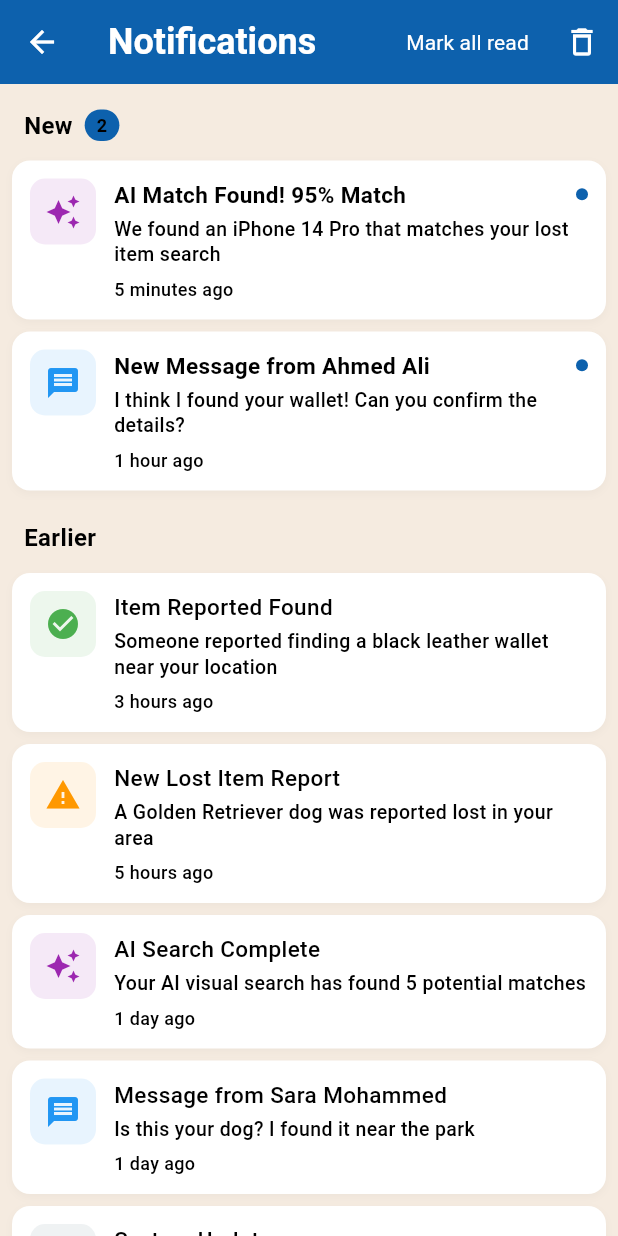
After one commit to Abdullah-Balasmeh/thameen_new, a Flutter app: the NotificationsView screen opened directly, on a phone screen of 412 x 824 dp. The commit adds this screen. Run offline on Flutter 3.47's test engine with Material 3 defaults, Android fonts, the phone set to English and light mode, and no system bars; our stand-ins replace animated_splash_screen, cloud_firestore, dartz, dio, expandable_page_view, firebase_auth and 12 more; missing offline and left inert: encrypt; accounts and stored records are empty; Roboto replaces fonts that are missing (Poppins); project files that could hold a hidden picture were left out.

Commit message:
app done

```diff
--- a/lib/core/routes/on_generate_route.dart
+++ b/lib/core/routes/on_generate_route.dart
@@ -14,7 +14,7 @@ import 'package:thameen/features/base/presentation/views/base_view.dart';
 import 'package:thameen/features/chat/presentation/views/chat_detail_view.dart';
 import 'package:thameen/features/home/presentation/views/home_view.dart';
 import 'package:thameen/features/home/presentation/views/post_detail_view.dart';
-import 'package:thameen/features/notification/domain/repositories/views/notification_view.dart';
+import 'package:thameen/features/notification/presentation/views/notification_view.dart';
 import 'package:thameen/features/onBoarding/presentation/views/on_boarding_view.dart';
 import 'package:thameen/features/profile/presentation/views/about_view.dart';
 import 'package:thameen/features/profile/presentation/views/change_password_view.dart';
--- a/lib/features/home/presentation/widgets/home_categories.dart
+++ b/lib/features/home/presentation/widgets/home_categories.dart
@@ -18,7 +18,7 @@ class HomeCategories extends StatefulWidget {
 class _HomeCategoriesState extends State<HomeCategories> {
   final List<Category> categories = [
     Category(
-      name: S.current.categories,
+      name: S.current.allItems,
       icons: Icons.menu_rounded,
       color: Colors.orange,
     ),
--- a/lib/features/notification/domain/repositories/views/notification_view.dart
+++ /dev/null
@@ -1,24 +0,0 @@
-import 'package:flutter/material.dart';
-import 'package:thameen/shared/widgets/app_bar.dart';
-
-class NotificationView extends StatelessWidget {
-  const NotificationView({super.key});
-  static const String routeName = 'notification_view';
-  @override
-  Widget build(BuildContext context) {
-    return Scaffold(
-      appBar: buildAppBar(
-        context,
-        showButtonBack: true,
-        showButtonActions: false,
-        title: 'Notifications',
-        onPressed: () {
-          Navigator.pop(context);
-        },
-      ),
-      body: const Center(
-        child: Text('Notifications'),
-      ),
-    );
-  }
-}
--- /dev/null
+++ b/lib/features/notifications/data/models/notification_model.dart
@@ -0,0 +1,100 @@
+import 'package:flutter/material.dart';
+
+enum NotificationType {
+  message,
+  match,
+  itemFound,
+  itemLost,
+  system,
+}
+
+class NotificationModel {
+  final String id;
+  final String title;
+  final String body;
+  final NotificationType type;
+  final DateTime timestamp;
+  final bool isRead;
+  final String? imageUrl;
+  final Map<String, dynamic>? data;
+
+  NotificationModel({
+    required this.id,
+    required this.title,
+    required this.body,
+    required this.type,
+    required this.timestamp,
+    this.isRead = false,
+    this.imageUrl,
+    this.data,
+  });
+
+  NotificationModel copyWith({
+    String? id,
+    String? title,
+    String? body,
+    NotificationType? type,
+    DateTime? timestamp,
+    bool? isRead,
+    String? imageUrl,
+    Map<String, dynamic>? data,
+  }) {
+    return NotificationModel(
+      id: id ?? this.id,
+      title: title ?? this.title,
+      body: body ?? this.body,
+      type: type ?? this.type,
+      timestamp: timestamp ?? this.timestamp,
+      isRead: isRead ?? this.isRead,
+      imageUrl: imageUrl ?? this.imageUrl,
+      data: data ?? this.data,
+    );
+  }
+
+  String get timeAgo {
+    final difference = DateTime.now().difference(timestamp);
+
+    if (difference.inDays > 7) {
+      final weeks = (difference.inDays / 7).floor();
+      return '$weeks ${weeks == 1 ? 'week' : 'weeks'} ago';
+    } else if (difference.inDays > 0) {
+      return '${difference.inDays} ${difference.inDays == 1 ? 'day' : 'days'} ago';
+    } else if (difference.inHours > 0) {
+      return '${difference.inHours} ${difference.inHours == 1 ? 'hour' : 'hours'} ago';
+    } else if (difference.inMinutes > 0) {
+      return '${difference.inMinutes} ${difference.inMinutes == 1 ? 'minute' : 'minutes'} ago';
+    } else {
+      return 'Just now';
+    }
+  }
+
+  IconData get icon {
+    switch (type) {
+      case NotificationType.message:
+        return Icons.message;
+      case NotificationType.match:
+        return Icons.auto_awesome;
+      case NotificationType.itemFound:
+        return Icons.check_circle;
+      case NotificationType.itemLost:
+        return Icons.warning;
+      case NotificationType.system:
+        return Icons.info;
+    }
+  }
+
+  Color get iconColor {
+    switch (type) {
+      case NotificationType.message:
+        return const Color(0xFF2196F3);
+      case NotificationType.match:
+        return const Color(0xFF9C27B0);
+      case NotificationType.itemFound:
+        return const Color(0xFF4CAF50);
+      case NotificationType.itemLost:
+        return const Color(0xFFFF9800);
+      case NotificationType.system:
+        return const Color(0xFF607D8B);
+    }
+  }
+}
--- /dev/null
+++ b/lib/features/notifications/presentation/views/notifications_view.dart
@@ -0,0 +1,72 @@
+import 'package:flutter/material.dart';
+import 'package:thameen/core/theme/app_colors.dart';
+import 'package:thameen/features/notifications/widgets/notifications_view_body.dart';
+
+class NotificationsView extends StatelessWidget {
+  const NotificationsView({super.key});
+  static const String routeName = 'notifications_view';
+  @override
+  Widget build(BuildContext context) {
+    return Scaffold(
+      appBar: AppBar(
+        title: const Text('Notifications'),
+        backgroundColor: AppColors.primary,
+        foregroundColor: Colors.white,
+        elevation: 0,
+        actions: [
+          // Mark all as read
+          TextButton(
+            onPressed: () {
+              // TODO: Mark all as read
+            },
+            child: const Text(
+              'Mark all read',
+              style: TextStyle(
+                color: Colors.white,
+                fontSize: 14,
+              ),
+            ),
+          ),
+          // Clear all
+          IconButton(
+            icon: const Icon(Icons.delete_outline),
+            onPressed: () {
+              // TODO: Clear all notifications
+              _showClearAllDialog(context);
+            },
+          ),
+        ],
+      ),
+
+      body: const NotificationsViewBody(),
+    );
+  }
+
+  void _showClearAllDialog(BuildContext context) {
+    showDialog(
+      context: context,
+      builder: (context) => AlertDialog(
+        title: const Text('Clear All Notifications'),
+        content: const Text(
+          'Are you sure you want to clear all notifications? This action cannot be undone.',
+        ),
+        actions: [
+          TextButton(
+            onPressed: () => Navigator.pop(context),
+            child: const Text('Cancel'),
+          ),
+          ElevatedButton(
+            onPressed: () {
+              // TODO: Clear all
+              Navigator.pop(context);
+            },
+            style: ElevatedButton.styleFrom(
+              backgroundColor: Colors.red,
+            ),
+            child: const Text('Clear All'),
+          ),
+        ],
+      ),
+    );
+  }
+}
--- /dev/null
+++ b/lib/features/notifications/widgets/notification_badge.dart
@@ -0,0 +1,48 @@
+import 'package:flutter/material.dart';
+import 'package:thameen/core/theme/app_colors.dart';
+
+class NotificationBadge extends StatelessWidget {
+  final int count;
+  final Widget child;
+
+  const NotificationBadge({
+    Key? key,
+    required this.count,
+    required this.child,
+  }) : super(key: key);
+
+  @override
+  Widget build(BuildContext context) {
+    return Stack(
+      clipBehavior: Clip.none,
+      children: [
+        child,
+        if (count > 0)
+          Positioned(
+            right: -2,
+            top: -2,
+            child: Container(
+              padding: const EdgeInsets.all(4),
+              decoration: const BoxDecoration(
+                color: AppColors.error,
+                shape: BoxShape.circle,
+              ),
+              constraints: const BoxConstraints(
+                minWidth: 18,
+                minHeight: 18,
+              ),
+              child: Text(
+                count > 99 ? '99+' : count.toString(),
+                style: const TextStyle(
+                  color: Colors.white,
+                  fontSize: 10,
+                  fontWeight: FontWeight.bold,
+                ),
+                textAlign: TextAlign.center,
+              ),
+            ),
+          ),
+      ],
+    );
+  }
+}
--- /dev/null
+++ b/lib/features/notifications/widgets/notification_empty_state.dart
@@ -0,0 +1,40 @@
+import 'package:flutter/material.dart';
+import 'package:thameen/core/theme/app_colors.dart';
+import 'package:thameen/core/theme/app_text_style.dart';
+
+class NotificationEmptyState extends StatelessWidget {
+  const NotificationEmptyState({Key? key}) : super(key: key);
+
+  @override
+  Widget build(BuildContext context) {
+    return Center(
+      child: Column(
+        mainAxisAlignment: MainAxisAlignment.center,
+        children: [
+          Icon(
+            Icons.notifications_off_outlined,
+            size: 100,
+            color: AppColors.primary,
+          ),
+          const SizedBox(height: 16),
+          Text(
+            'No Notifications',
+            style: TextStyle(
+              fontSize: 20,
+              fontWeight: FontWeight.bold,
+              color: AppTextStyle.medium14.color,
+            ),
+          ),
+          const SizedBox(height: 8),
+          Text(
+            'You\'re all caught up!',
+            style: TextStyle(
+              fontSize: 14,
+              color:AppTextStyle.medium14.color,
+            ),
+          ),
+        ],
+      ),
+    );
+  }
+}
--- /dev/null
+++ b/lib/features/notifications/widgets/notification_item.dart
@@ -0,0 +1,125 @@
+import 'package:flutter/material.dart';
+import 'package:thameen/core/theme/app_colors.dart';
+import 'package:thameen/core/theme/app_text_style.dart';
+import 'package:thameen/features/notifications/data/models/notification_model.dart';
+
+class NotificationItem extends StatelessWidget {
+  final NotificationModel notification;
+  final VoidCallback onTap;
+  final VoidCallback onDismiss;
+
+  const NotificationItem({
+    Key? key,
+    required this.notification,
+    required this.onTap,
+    required this.onDismiss,
+  }) : super(key: key);
+
+  @override
+  Widget build(BuildContext context) {
+    return Dismissible(
+      key: Key(notification.id),
+      direction: DismissDirection.endToStart,
+      background: Container(
+        alignment: Alignment.centerRight,
+        padding: const EdgeInsets.only(right: 20),
+        color:AppColors.error,
+        child: const Icon(
+          Icons.delete,
+          color: Colors.white,
+          size: 28,
+        ),
+      ),
+      onDismissed: (_) => onDismiss(),
+      child: InkWell(
+        onTap: onTap,
+        child: Container(
+          margin: const EdgeInsets.symmetric(horizontal: 8, vertical: 4),
+          padding: const EdgeInsets.all(12),
+          decoration: BoxDecoration(
+            color: notification.isRead ? Theme.of(context).canvasColor : Theme.of(context).canvasColor,
+            borderRadius: BorderRadius.circular(12),
+            boxShadow: [
+              BoxShadow(
+                color: Colors.black.withOpacity(0.03),
+                blurRadius: 4,
+                offset: const Offset(0, 2),
+              ),
+            ],
+          ),
+          child: Row(
+            crossAxisAlignment: CrossAxisAlignment.start,
+            children: [
+              // Icon
+              Container(
+                padding: const EdgeInsets.all(10),
+                decoration: BoxDecoration(
+                  color: notification.iconColor.withOpacity(0.1),
+                  borderRadius: BorderRadius.circular(10),
+                ),
+                child: Icon(
+                  notification.icon,
+                  color: notification.iconColor,
+                  size: 24,
+                ),
+              ),
+              const SizedBox(width: 12),
+              // Content
+              Expanded(
+                child: Column(
+                  crossAxisAlignment: CrossAxisAlignment.start,
+                  children: [
+                    Row(
+                      children: [
+                        Expanded(
+                          child: Text(
+                            notification.title,
+                            style: TextStyle(
+                              fontSize: 15,
+                              fontWeight: notification.isRead
+                                  ? FontWeight.w500
+                                  : FontWeight.bold,
+                              color: AppTextStyle.medium14.color,
+                            ),
+                          ),
+                        ),
+                        if (!notification.isRead)
+                          Container(
+                            width: 8,
+                            height: 8,
+                            decoration: const BoxDecoration(
+                              color: AppColors.primary,
+                              shape: BoxShape.circle,
+                            ),
+                          ),
+                      ],
+                    ),
+                    const SizedBox(height: 4),
+                    Text(
+                      notification.body,
+                      style: TextStyle(
+                        fontSize: 13,
+                        color: AppTextStyle.medium14.color,
+                        height: 1.3,
+                      ),
+                      maxLines: 2,
+                      overflow: TextOverflow.ellipsis,
+                    ),
+                    const SizedBox(height: 6),
+                    Text(
+                      notification.timeAgo,
+                      style: TextStyle(
+                        fontSize: 12,
+                        color:AppTextStyle.medium14.color,
+                      ),
+                    ),
+                  ],
+                ),
+              ),
+            ],
+          ),
+        ),
+      ),
+    );
+  }
+}
--- /dev/null
+++ b/lib/features/notifications/widgets/notifications_view_body.dart
@@ -0,0 +1,229 @@
+import 'package:flutter/material.dart';
+import 'package:thameen/core/theme/app_colors.dart';
+import 'package:thameen/core/theme/app_text_style.dart';
+import 'package:thameen/features/notifications/data/models/notification_model.dart';
+import 'notification_item.dart';
+import 'notification_empty_state.dart';
+
+class NotificationsViewBody extends StatefulWidget {
+  const NotificationsViewBody({Key? key}) : super(key: key);
+
+  @override
+  State<NotificationsViewBody> createState() => _NotificationsViewBodyState();
+}
+
+class _NotificationsViewBodyState extends State<NotificationsViewBody> {
+  List<NotificationModel> _notifications = [];
+  bool _isLoading = true;
+
+  @override
+  void initState() {
+    super.initState();
+    _loadNotifications();
+  }
+
+  Future<void> _loadNotifications() async {
+    setState(() => _isLoading = true);
+
+    // Simulate loading delay
+    await Future.delayed(const Duration(seconds: 1));
+
+    // TODO: Replace with actual data from repository/bloc
+    setState(() {
+      _notifications = _getMockNotifications();
+      _isLoading = false;
+    });
+  }
+
+  void _handleNotificationTap(NotificationModel notification) {
+    // Mark as read
+    setState(() {
+      final index = _notifications.indexWhere((n) => n.id == notification.id);
+      if (index != -1) {
+        _notifications[index] = notification.copyWith(isRead: true);
+      }
+    });
+
+    // Navigate based on notification type
+    // TODO: Implement navigation logic
+    print('Notification tapped: ${notification.id}');
+  }
+
+  void _handleNotificationDismiss(NotificationModel notification) {
+    setState(() {
+      _notifications.removeWhere((n) => n.id == notification.id);
+    });
+
+    ScaffoldMessenger.of(context).showSnackBar(
+      SnackBar(
+        content: const Text('Notification dismissed'),
+        action: SnackBarAction(
+          label: 'Undo',
+          onPressed: () {
+            setState(() {
+              _notifications.add(notification);
+              _notifications.sort((a, b) => b.timestamp.compareTo(a.timestamp));
+            });
+          },
+        ),
+      ),
+    );
+  }
+
+  List<NotificationModel> _getMockNotifications() {
+    return [
+      NotificationModel(
+        id: '1',
+        title: 'AI Match Found! 95% Match',
+        body: 'We found an iPhone 14 Pro that matches your lost item search',
+        type: NotificationType.match,
+        timestamp: DateTime.now().subtract(const Duration(minutes: 5)),
+        isRead: false,
+      ),
+      NotificationModel(
+        id: '2',
+        title: 'New Message from Ahmed Ali',
+        body: 'I think I found your wallet! Can you confirm the details?',
+        type: NotificationType.message,
+        timestamp: DateTime.now().subtract(const Duration(hours: 1)),
+        isRead: false,
+      ),
+      NotificationModel(
+        id: '3',
+        title: 'Item Reported Found',
+        body: 'Someone reported finding a black leather wallet near your location',
+        type: NotificationType.itemFound,
+        timestamp: DateTime.now().subtract(const Duration(hours: 3)),
+        isRead: true,
+      ),
+      NotificationModel(
+        id: '4',
+        title: 'New Lost Item Report',
+        body: 'A Golden Retriever dog was reported lost in your area',
+        type: NotificationType.itemLost,
+        timestamp: DateTime.now().subtract(const Duration(hours: 5)),
+        isRead: true,
+      ),
+      NotificationModel(
+        id: '5',
+        title: 'AI Search Complete',
+        body: 'Your AI visual search has found 5 potential matches',
+        type: NotificationType.match,
+        timestamp: DateTime.now().subtract(const Duration(days: 1)),
+        isRead: true,
+      ),
+      NotificationModel(
+        id: '6',
+        title: 'Message from Sara Mohammed',
+        body: 'Is this your dog? I found it near the park',
+        type: NotificationType.message,
+        timestamp: DateTime.now().subtract(const Duration(days: 1)),
+        isRead: true,
+      ),
+      NotificationModel(
+        id: '7',
+        title: 'System Update',
+        body: 'New AI features are now available! Check them out.',
+        type: NotificationType.system,
+        timestamp: DateTime.now().subtract(const Duration(days: 2)),
+        isRead: true,
+      ),
+    ];
+  }
+
+  @override
+  Widget build(BuildContext context) {
+    if (_isLoading) {
+      return const Center(
+        child: CircularProgressIndicator(
+          color:AppColors.primary,
+        ),
+      );
+    }
+
+    if (_notifications.isEmpty) {
+      return const NotificationEmptyState();
+    }
+
+    // Separate unread and read notifications
+    final unreadNotifications = _notifications.where((n) => !n.isRead).toList();
+    final readNotifications = _notifications.where((n) => n.isRead).toList();
+
+    return RefreshIndicator(
+      onRefresh: _loadNotifications,
+      color:  AppColors.primary,
+      child: ListView(
+        padding: const EdgeInsets.symmetric(vertical: 8),
+        children: [
+          // Unread section
+          if (unreadNotifications.isNotEmpty) ...[
+            Padding(
+              padding: const EdgeInsets.fromLTRB(16, 8, 16, 8),
+              child: Row(
+                children: [
+                  Text(
+                    'New',
+                    style: TextStyle(
+                      fontSize: 16,
+                      fontWeight: FontWeight.bold,
+                      color: AppTextStyle.medium14.color,
+                    ),
+                  ),
+                  const SizedBox(width: 8),
+                  Container(
+                    padding: const EdgeInsets.symmetric(
+                      horizontal: 8,
+                      vertical: 2,
+                    ),
+                    decoration: BoxDecoration(
+                      color:  AppColors.primary,
+                      borderRadius: BorderRadius.circular(12),
+                    ),
+                    child: Text(
+                      '${unreadNotifications.length}',
+                      style: TextStyle(
+                        fontSize: 12,
+                        fontWeight: FontWeight.bold,
+                        color:AppTextStyle.medium14.color,
+                      ),
+                    ),
+                  ),
+                ],
+              ),
+            ),
+            ...unreadNotifications.map((notification) => NotificationItem(
+                  notification: notification,
+                  onTap: () => _handleNotificationTap(notification),
+                  onDismiss: () => _handleNotificationDismiss(notification),
+                )),
+          ],
+
+          // Read section
+          if (readNotifications.isNotEmpty) ...[
+            Padding(
+              padding: EdgeInsets.fromLTRB(
+                16,
+                unreadNotifications.isNotEmpty ? 16 : 8,
+                16,
+                8,
+              ),
+              child: Text(
+                'Earlier',
+                style: TextStyle(
+                  fontSize: 16,
+                  fontWeight: FontWeight.bold,
+                  color: AppTextStyle.medium14.color,
+                ),
+              ),
+            ),
+            ...readNotifications.map((notification) => NotificationItem(
+                  notification: notification,
+                  onTap: () => _handleNotificationTap(notification),
+                  onDismiss: () => _handleNotificationDismiss(notification),
+                )),
+          ],
+        ],
+      ),
+    );
+  }
+}
--- a/lib/shared/widgets/app_bar.dart
+++ b/lib/shared/widgets/app_bar.dart
@@ -1,6 +1,6 @@
 import 'package:flutter/material.dart';
 import 'package:thameen/core/theme/app_text_style.dart';
-import 'package:thameen/features/notification/domain/repositories/views/notification_view.dart';
+import 'package:thameen/features/notifications/presentation/views/notifications_view.dart';
 
 AppBar buildAppBar(
   BuildContext context, {
@@ -40,7 +40,7 @@ AppBar buildAppBar(
                 color: backgroundColor != null ? Colors.white : null,
               ),
               onPressed: () {
-                Navigator.pushNamed(context, NotificationView.routeName);
+                Navigator.pushNamed(context, NotificationsView.routeName);
               },
             ),
           ]
```
Also changed, not shown: lib/features/notifications/presentation/providers/notification_provider.dart (added).
